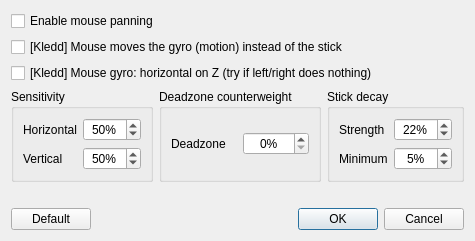
This is src/yuzu/configuration/configure_mouse_panning.ui in Melos555/eden-kledd as Qt 5 draws it before an edit. The edited form follows.
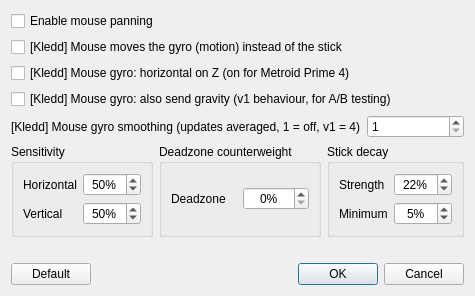
This is the edited form.

Commit message: Kledd mouse gyro v2: no gravity, adjustable smoothing, yaw on Z by default

What changed in the file:
```diff
--- a/src/yuzu/configuration/configure_mouse_panning.ui
+++ b/src/yuzu/configuration/configure_mouse_panning.ui
@@ -29,10 +29,38 @@
    <item>
     <widget class="QCheckBox" name="kledd_mouse_gyro_yaw_z">
      <property name="text">
-      <string>[Kledd] Mouse gyro: horizontal on Z (try if left/right does nothing)</string>
+      <string>[Kledd] Mouse gyro: horizontal on Z (on for Metroid Prime 4)</string>
      </property>
     </widget>
    </item>
+   <item>
+    <widget class="QCheckBox" name="kledd_mouse_gyro_gravity">
+     <property name="text">
+      <string>[Kledd] Mouse gyro: also send gravity (v1 behaviour, for A/B testing)</string>
+     </property>
+    </widget>
+   </item>
+   <item>
+    <layout class="QHBoxLayout">
+     <item>
+      <widget class="QLabel" name="kledd_mouse_gyro_smoothing_label">
+       <property name="text">
+        <string>[Kledd] Mouse gyro smoothing (updates averaged, 1 = off, v1 = 4)</string>
+       </property>
+      </widget>
+     </item>
+     <item>
+      <widget class="QSpinBox" name="kledd_mouse_gyro_smoothing">
+       <property name="minimum">
+        <number>1</number>
+       </property>
+       <property name="maximum">
+        <number>8</number>
+       </property>
+      </widget>
+     </item>
+    </layout>
+   </item>
    <item>
     <layout class="QHBoxLayout">
      <item>
```
The commit also changes 4 other files.
